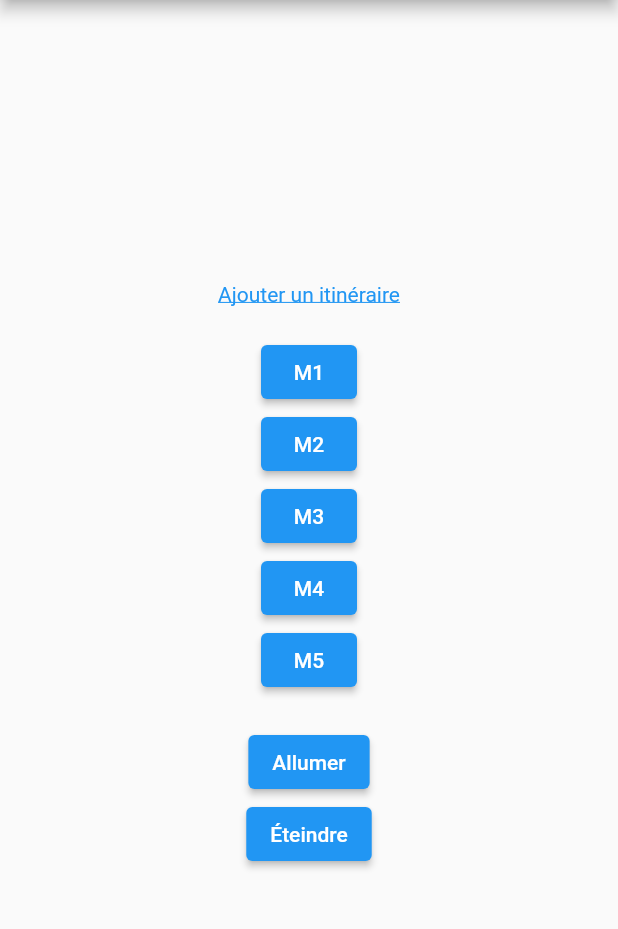
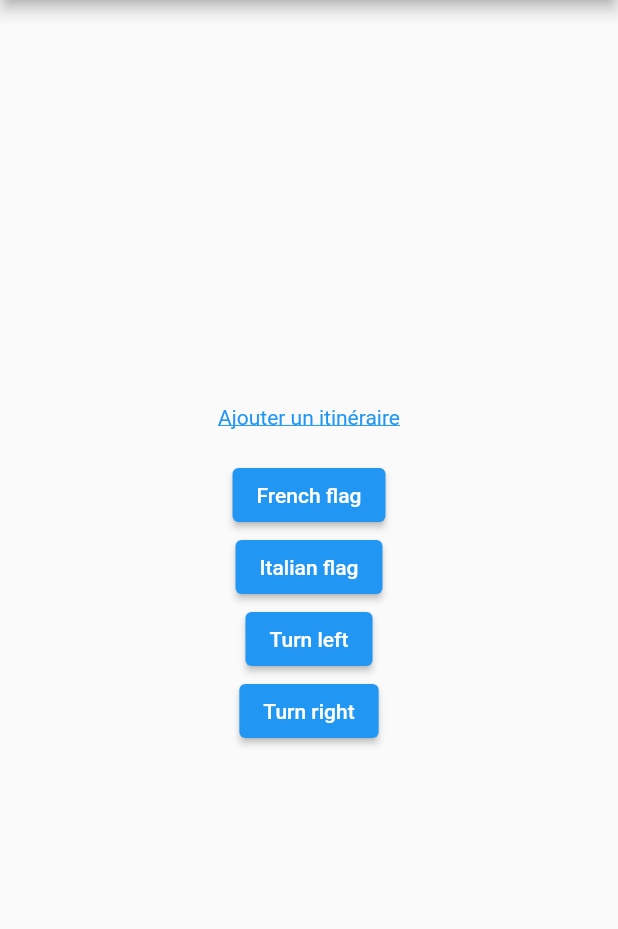
Before and after one commit to maaztageldin/pa23, a Flutter app: the screen it shows after launch, on a phone screen of 412 x 824 dp, the part 84-1013 px from its top. Run offline on Flutter 3.47's test engine with Material 2 defaults, Android fonts, the phone set to English and light mode, and no system bars; our stand-ins replace firebase_core, firebase_database, google_maps_flutter; accounts and stored records are empty.

Commit message:
update commands, neutralize on/off

```diff
--- a/lib/main.dart
+++ b/lib/main.dart
@@ -56,36 +56,36 @@ class HomeScreen extends StatelessWidget {
             ),
             const SizedBox(height: 20),
             ElevatedButton(
-              child: const Text('M1'),
+              child: const Text('French flag'),
               onPressed: () {
                 updateMotifValue('M1');
               },
             ),
             ElevatedButton(
-              child: const Text('M2'),
+              child: const Text('Italian flag'),
               onPressed: () {
                 updateMotifValue('M2');
               },
             ),
             ElevatedButton(
-              child: const Text('M3'),
+              child: const Text('Turn left'),
               onPressed: () {
                 updateMotifValue('M3');
               },
             ),
             ElevatedButton(
-              child: const Text('M4'),
+              child: const Text('Turn right'),
               onPressed: () {
                 updateMotifValue('M4');
               },
             ),
-            ElevatedButton(
+            /*ElevatedButton(
               child: const Text('M5'),
               onPressed: () {
                 updateMotifValue('M5');
               },
-            ),
-            const SizedBox(height: 20),
+            ),*/
+            /*const SizedBox(height: 20),
                   ElevatedButton(
                     child: const Text('Allumer'),
                     onPressed: () {
@@ -97,7 +97,7 @@ class HomeScreen extends StatelessWidget {
                     onPressed: () {
                       allumerEteindreLED('OFF');
                     },
-                  ),
+                  ),*/
 
 
           ],
```
